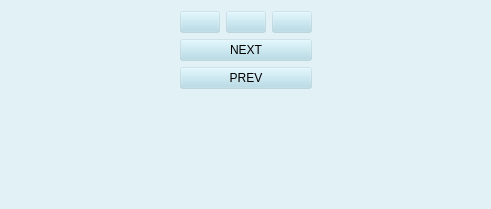
First picture: the form in public_announcement.ui, repository gurpartap007/qtmop, before the edit.
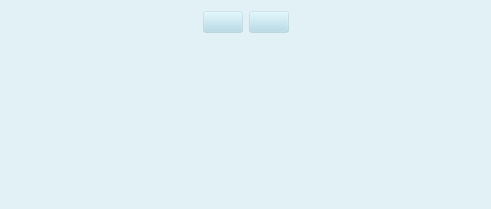
Second picture: the form after the edit. Icons and pictures are not drawn.

Commit message: added public announcement with gstreamer1.0 .. sent commands to AMP

Patch:
```diff
--- a/public_announcement.ui
+++ b/public_announcement.ui
@@ -57,28 +57,6 @@
          </property>
         </widget>
        </item>
-       <item>
-        <widget class="QPushButton" name="pause_announcement">
-         <property name="styleSheet">
-          <string notr="true">QPushButton:pressed{background-color: rgb(157, 255, 157); }
-QPushButton{background-color: qlineargradient(spread:pad, x1:0.5, y0.8:0, x2:1, y1:0, stop:0 rgba(240, 240, 240, 150), stop:1 rgba(255, 255, 255, 255));}
-</string>
-         </property>
-         <property name="text">
-          <string/>
-         </property>
-         <property name="icon">
-          <iconset resource="icons.qrc">
-           <normaloff>:/images/hold_call.png</normaloff>:/images/hold_call.png</iconset>
-         </property>
-         <property name="iconSize">
-          <size>
-           <width>80</width>
-           <height>80</height>
-          </size>
-         </property>
-        </widget>
-       </item>
        <item>
         <widget class="QPushButton" name="end_announcement">
          <property name="styleSheet">
@@ -103,20 +81,6 @@
        </item>
       </layout>
      </item>
-     <item>
-      <widget class="QPushButton" name="pushButton">
-       <property name="text">
-        <string>NEXT</string>
-       </property>
-      </widget>
-     </item>
-     <item>
-      <widget class="QPushButton" name="pushButton_2">
-       <property name="text">
-        <string>PREV</string>
-       </property>
-      </widget>
-     </item>
      <item>
       <spacer name="verticalSpacer">
        <property name="orientation">
```
The commit also changes 7 other files.
